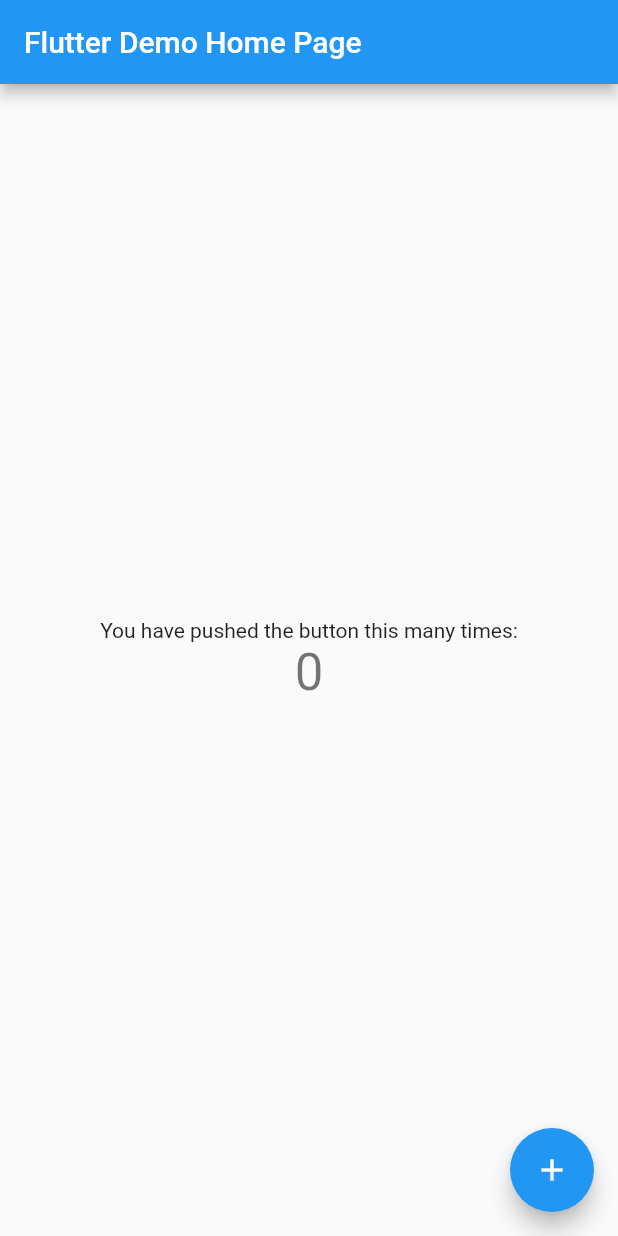
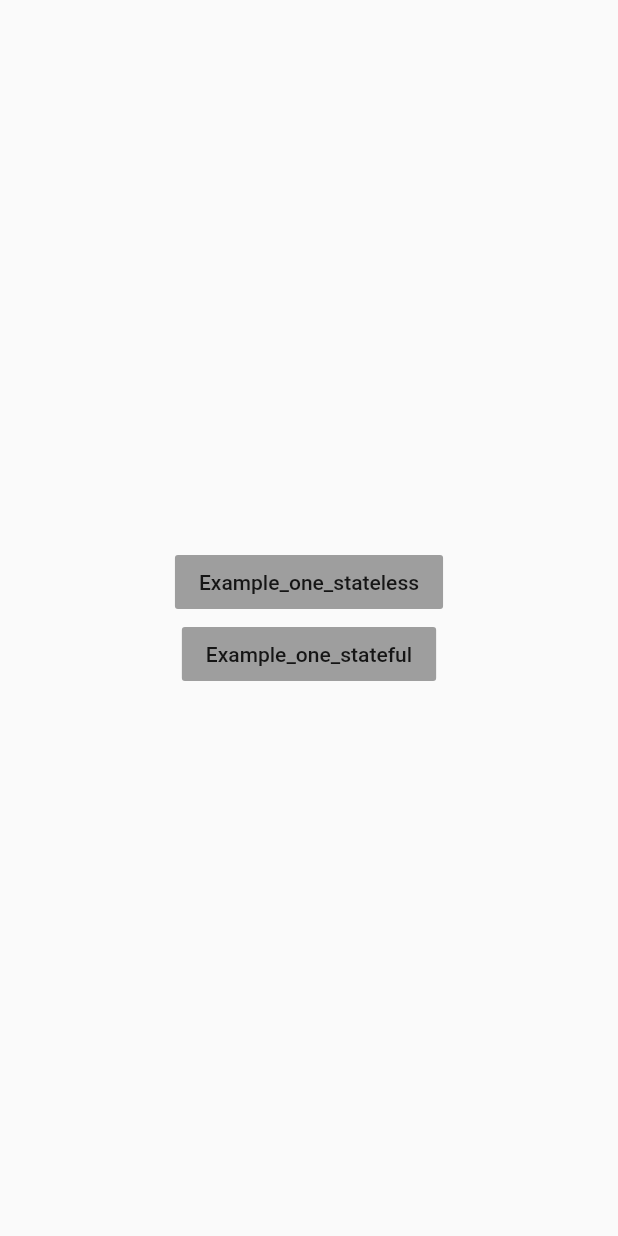
Before and after one commit to Lee-Yoonjoo/example_responsive_one, a Flutter app: the screen it shows after launch, on a phone screen of 412 x 824 dp. Run offline on Flutter 3.47's test engine with Material 2 defaults, Android fonts, the phone set to English and light mode, and no system bars.

Commit message:
Tried to create my own responsive app. The point is when the item is clicked with a big screen I just need to update data on DetailWidget and with a small screen I need to navigate to Detail Widget.
So calling onTap() event only on ListWidget is not a good idea.
Also I need a stateful Widget to handle some changes in real time.

```diff
--- /dev/null
+++ b/lib/home.dart
@@ -0,0 +1,50 @@
+
+import 'package:example_responsive_one/responsive_classic_method/stateful/MasterDetailPage.dart';
+import 'package:example_responsive_one/responsive_classic_method/stateless/master_detail_widget.dart';
+import 'package:flutter/material.dart';
+
+class Home extends StatefulWidget {
+  const Home({Key? key, }) : super(key: key);
+
+
+  @override
+  State<Home> createState() => _HomeState();
+}
+
+class _HomeState extends State<Home> {
+  var isLargeScreen = false;
+
+  @override
+  Widget build(BuildContext context) {
+    return Scaffold(
+      body: Column(
+        mainAxisAlignment: MainAxisAlignment.center,
+        crossAxisAlignment: CrossAxisAlignment.stretch,
+        children: [
+          Center(
+            child: FlatButton(
+              color: Colors.grey,
+              child: Text("Example_one_stateless"),
+              onPressed: () {
+                Navigator.push(context, MaterialPageRoute(builder: (_) {
+                  return const MasterDetailWidget();
+                }));
+              },
+            ),
+          ),
+          Center(
+            child: FlatButton(
+              color: Colors.grey,
+              child: Text("Example_one_stateful"),
+              onPressed: () {
+                Navigator.push(context, MaterialPageRoute(builder: (_) {
+                  return MasterDetailPage();
+                }));
+              },
+            ),
+          ),
+        ],
+      ),
+    );
+  }
+}
--- a/lib/myapp.dart
+++ b/lib/myapp.dart
@@ -1,4 +1,5 @@
 
+import 'package:example_responsive_one/home.dart';
 import 'package:flutter/material.dart';
 
 class MyApp extends StatelessWidget {
@@ -8,105 +9,17 @@ class MyApp extends StatelessWidget {
   @override
   Widget build(BuildContext context) {
     return MaterialApp(
-      title: 'Flutter Demo',
+      title: 'Flutter Responsive App ',
       theme: ThemeData(
-        // This is the theme of your application.
-        //
-        // Try running your application with "flutter run". You'll see the
-        // application has a blue toolbar. Then, without quitting the app, try
-        // changing the primarySwatch below to Colors.green and then invoke
-        // "hot reload" (press "r" in the console where you ran "flutter run",
-        // or simply save your changes to "hot reload" in a Flutter IDE).
-        // Notice that the counter didn't reset back to zero; the application
-        // is not restarted.
         primarySwatch: Colors.blue,
       ),
-      home: const MyHomePage(title: 'Flutter Demo Home Page'),
+
+      home: LayoutBuilder(
+        builder: (BuildContext context, BoxConstraints constraints) {
+          return const Home();
+
+        }),
+      debugShowCheckedModeBanner: false,
     );
   }
 }
-
-class MyHomePage extends StatefulWidget {
-  const MyHomePage({Key? key, required this.title}) : super(key: key);
-
-  // This widget is the home page of your application. It is stateful, meaning
-  // that it has a State object (defined below) that contains fields that affect
-  // how it looks.
-
-  // This class is the configuration for the state. It holds the values (in this
-  // case the title) provided by the parent (in this case the App widget) and
-  // used by the build method of the State. Fields in a Widget subclass are
-  // always marked "final".
-
-  final String title;
-
-  @override
-  State<MyHomePage> createState() => _MyHomePageState();
-}
-
-class _MyHomePageState extends State<MyHomePage> {
-  int _counter = 0;
-
-  void _incrementCounter() {
-    setState(() {
-      // This call to setState tells the Flutter framework that something has
-      // changed in this State, which causes it to rerun the build method below
-      // so that the display can reflect the updated values. If we changed
-      // _counter without calling setState(), then the build method would not be
-      // called again, and so nothing would appear to happen.
-      _counter++;
-    });
-  }
-
-  @override
-  Widget build(BuildContext context) {
-    // This method is rerun every time setState is called, for instance as done
-    // by the _incrementCounter method above.
-    //
-    // The Flutter framework has been optimized to make rerunning build methods
-    // fast, so that you can just rebuild anything that needs updating rather
-    // than having to individually change instances of widgets.
-    return Scaffold(
-      appBar: AppBar(
-        // Here we take the value from the MyHomePage object that was created by
-        // the App.build method, and use it to set our appbar title.
-        title: Text(widget.title),
-      ),
-      body: Center(
-        // Center is a layout widget. It takes a single child and positions it
-        // in the middle of the parent.
-        child: Column(
-          // Column is also a layout widget. It takes a list of children and
-          // arranges them vertically. By default, it sizes itself to fit its
-          // children horizontally, and tries to be as tall as its parent.
-          //
-          // Invoke "debug painting" (press "p" in the console, choose the
-          // "Toggle Debug Paint" action from the Flutter Inspector in Android
-          // Studio, or the "Toggle Debug Paint" command in Visual Studio Code)
-          // to see the wireframe for each widget.
-          //
-          // Column has various properties to control how it sizes itself and
-          // how it positions its children. Here we use mainAxisAlignment to
-          // center the children vertically; the main axis here is the vertical
-          // axis because Columns are vertical (the cross axis would be
-          // horizontal).
-          mainAxisAlignment: MainAxisAlignment.center,
-          children: <Widget>[
-            const Text(
-              'You have pushed the button this many times:',
-            ),
-            Text(
-              '$_counter',
-              style: Theme.of(context).textTheme.headline4,
-            ),
-          ],
-        ),
-      ),
-      floatingActionButton: FloatingActionButton(
-        onPressed: _incrementCounter,
-        tooltip: 'Increment',
-        child: const Icon(Icons.add),
-      ), // This trailing comma makes auto-formatting nicer for build methods.
-    );
-  }
-}
```
Also changed, not shown: lib/responsive_classic_method/stateless/detail_widget.dart (added, +45 -0 lines), lib/responsive_classic_method/stateless/list_widget.dart (added, +74 -0 lines), lib/responsive_classic_method/stateless/master_detail_widget.dart (added, +35 -0 lines), 1 other file.
